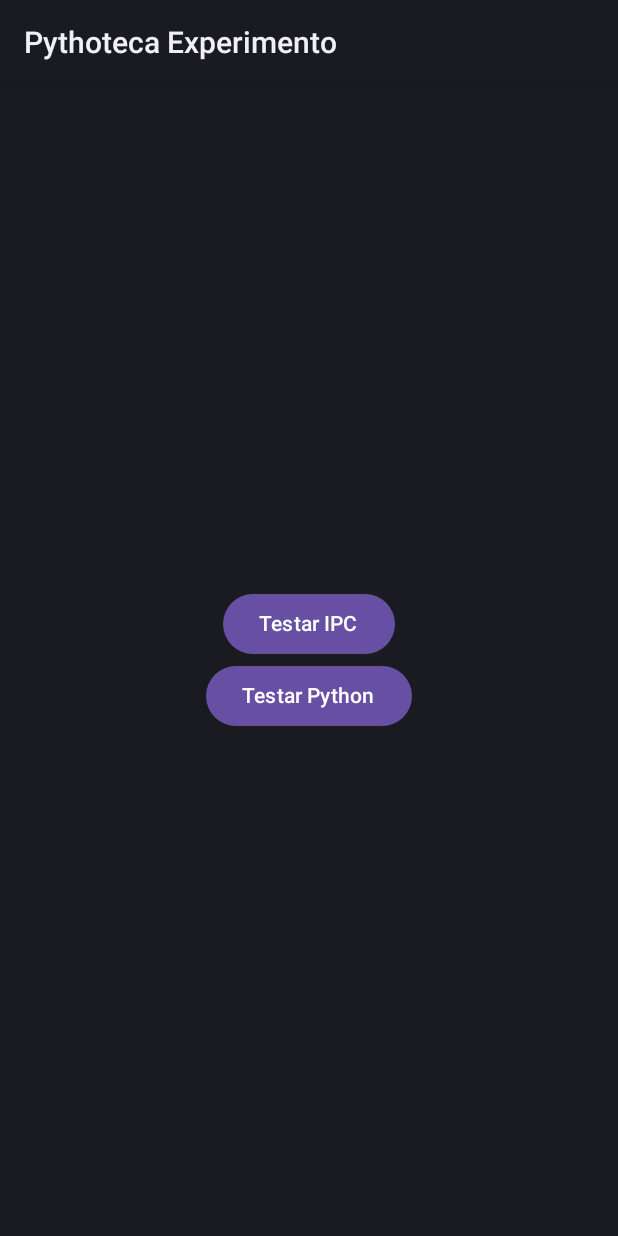
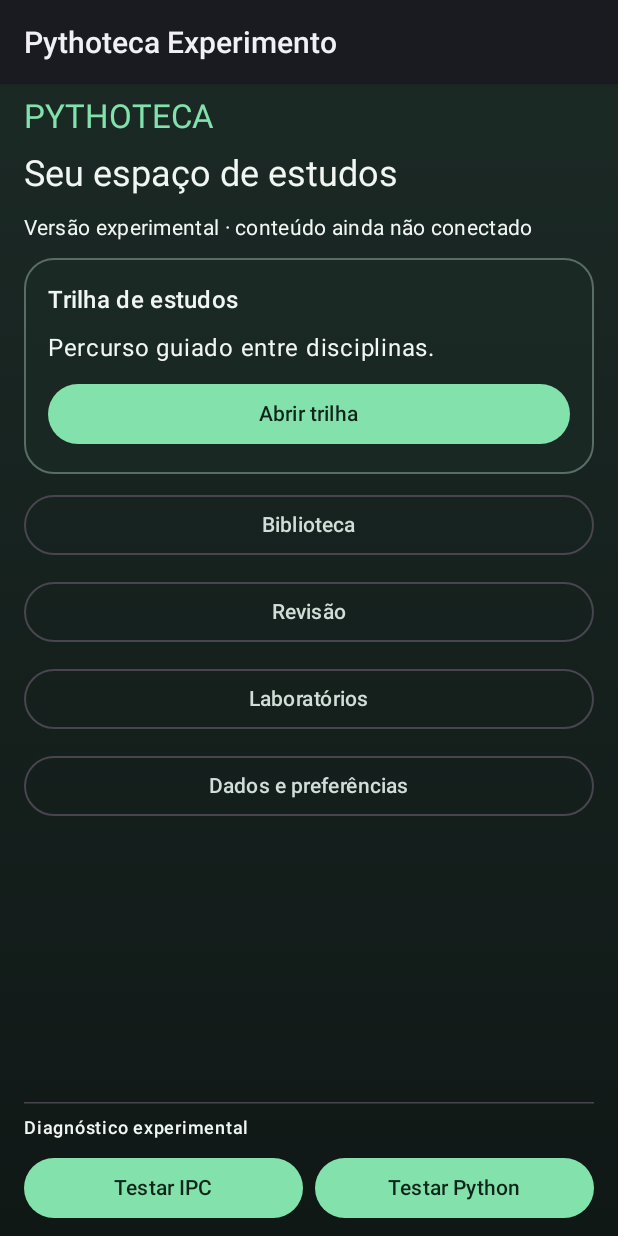
Before and after one commit to LadyRaquelSouza/Pythoteca-2, an Android app built with Jetpack Compose: the screen it shows after launch (MainActivity), on a phone screen of 412 x 824 dp. Run offline under Robolectric (Android 15) with nearby library versions, the phone set to English and light mode, and no system bars.

Commit message:
UI-001: base visual e navegação do leitor (#35)
* docs: define first study shell acceptance and visual tokens

* reader: implement study navigation and reusable visual theme

* reader: replace diagnostic-only screen with study shell

* test: verify study and discipline navigation before IPC smoke

* docs: record JS probe evidence and study shell checkpoint

* docs: record JS probe evidence and study shell checkpoint

```diff
--- a/reader/src/main/java/br/com/pythoteca/experimental/reader/MainActivity.kt
+++ b/reader/src/main/java/br/com/pythoteca/experimental/reader/MainActivity.kt
@@ -1,17 +1,9 @@
 package br.com.pythoteca.experimental.reader
 
 import android.os.Bundle
-import androidx.compose.runtime.mutableStateOf
-import androidx.compose.material3.Button
 import androidx.activity.ComponentActivity
 import androidx.activity.compose.setContent
-import androidx.compose.foundation.layout.Column
-import androidx.compose.foundation.layout.Box
-import androidx.compose.foundation.layout.fillMaxSize
-import androidx.compose.material3.MaterialTheme
-import androidx.compose.material3.Text
-import androidx.compose.ui.Alignment
-import androidx.compose.ui.Modifier
+import androidx.compose.runtime.mutableStateOf
 
 class MainActivity : ComponentActivity() {
     private val status = mutableStateOf("Testar IPC")
@@ -20,15 +12,6 @@ class MainActivity : ComponentActivity() {
     override fun onCreate(savedInstanceState: Bundle?) {
         super.onCreate(savedInstanceState)
         client = ProbeClient(this) { status.value = it }
-        setContent {
-            MaterialTheme {
-                Box(Modifier.fillMaxSize(), contentAlignment = Alignment.Center) {
-                    Column(horizontalAlignment = Alignment.CenterHorizontally) {
-                        Button(onClick = { client.start() }) { Text(status.value) }
-                        Button(onClick = { client.start(true) }) { Text("Testar Python") }
-                    }
-                }
-            }
-        }
+        setContent { StudyShell(status.value, { client.start() }, { client.start(true) }) }
     }
 }
--- /dev/null
+++ b/reader/src/main/java/br/com/pythoteca/experimental/reader/StudyShell.kt
@@ -0,0 +1,134 @@
+package br.com.pythoteca.experimental.reader
+
+import androidx.activity.compose.BackHandler
+import androidx.compose.foundation.background
+import androidx.compose.foundation.border
+import androidx.compose.foundation.layout.*
+import androidx.compose.foundation.rememberScrollState
+import androidx.compose.foundation.verticalScroll
+import androidx.compose.foundation.shape.RoundedCornerShape
+import androidx.compose.material3.*
+import androidx.compose.runtime.*
+import androidx.compose.runtime.saveable.rememberSaveable
+import androidx.compose.ui.Modifier
+import androidx.compose.ui.graphics.Brush
+import androidx.compose.ui.graphics.Color
+import androidx.compose.ui.unit.dp
+
+private val Night = darkColorScheme(
+    primary = Color(0xFF83E2AC), onPrimary = Color(0xFF10251A),
+    background = Color(0xFF101816), onBackground = Color(0xFFF1F6F3),
+    surface = Color(0xFF1B2925), onSurface = Color(0xFFF1F6F3),
+    surfaceVariant = Color(0xFF263832), onSurfaceVariant = Color(0xFFD1DED7),
+    outline = Color(0xFF8DA69A)
+)
+private val Day = lightColorScheme(
+    primary = Color(0xFF14663F), onPrimary = Color.White,
+    background = Color(0xFFF3F7F4), onBackground = Color(0xFF14251D),
+    surface = Color.White, onSurface = Color(0xFF14251D),
+    surfaceVariant = Color(0xFFE1ECE5), onSurfaceVariant = Color(0xFF31483B),
+    outline = Color(0xFF627B6C)
+)
+private enum class Destination(val label: String) {
+    HOME("Início"), TRAIL("Trilha de estudos"), LIBRARY("Biblioteca"),
+    REVIEW("Revisão"), LAB("Laboratórios"), DATA("Dados e preferências")
+}
+private val disciplines = listOf(
+    "Arquitetura de Computadores", "Lógica de Programação", "Java",
+    "Sistemas Operacionais", "Tecnologia da Informação", "Modelagem de Dados", "Python"
+)
+
+@Composable
+internal fun StudyShell(status: String, onPing: () -> Unit, onPython: () -> Unit) {
+    var screen by rememberSaveable { mutableStateOf(Destination.HOME.name) }
+    var dark by rememberSaveable { mutableStateOf(true) }
+    var discipline by rememberSaveable { mutableStateOf("") }
+    val destination = Destination.valueOf(screen)
+    fun go(to: Destination) { discipline = ""; screen = to.name }
+    BackHandler(destination != Destination.HOME) {
+        if (discipline.isNotEmpty()) discipline = "" else go(Destination.HOME)
+    }
+    MaterialTheme(colorScheme = if (dark) Night else Day) {
+        val colors = MaterialTheme.colorScheme
+        Surface(Modifier.fillMaxSize(), color = colors.background) {
+            Column(
+                Modifier.fillMaxSize().background(
+                    Brush.verticalGradient(listOf(colors.surface, colors.background))
+                ).safeDrawingPadding().padding(horizontal = 16.dp, vertical = 8.dp),
+                verticalArrangement = Arrangement.spacedBy(8.dp)
+            ) {
+                Text("PYTHOTECA", style = MaterialTheme.typography.titleLarge, color = colors.primary)
+                if (destination != Destination.HOME) {
+                    TextButton(onClick = {
+                        if (discipline.isNotEmpty()) discipline = "" else go(Destination.HOME)
+                    }) { Text(if (discipline.isNotEmpty()) "Voltar à biblioteca" else "Voltar ao início") }
+                }
+                key(screen, discipline) {
+                    Column(Modifier.weight(1f).fillMaxWidth().verticalScroll(rememberScrollState()),
+                        verticalArrangement = Arrangement.spacedBy(10.dp)) {
+                        when (destination) {
+                            Destination.HOME -> {
+                                Text("Seu espaço de estudos", style = MaterialTheme.typography.headlineSmall)
+                                Text("Versão experimental · conteúdo ainda não conectado",
+                                    style = MaterialTheme.typography.bodyMedium)
+                                StudyPanel {
+                                    Text("Trilha de estudos", style = MaterialTheme.typography.titleMedium)
+                                    Text("Percurso guiado entre disciplinas.")
+                                    Button(onClick = { go(Destination.TRAIL) }, modifier = Modifier.fillMaxWidth()) {
+                                        Text("Abrir trilha")
+                                    }
+                                }
+                                OutlinedButton(onClick = { go(Destination.LIBRARY) }, modifier = Modifier.fillMaxWidth()) { Text("Biblioteca") }
+                                OutlinedButton(onClick = { go(Destination.REVIEW) }, modifier = Modifier.fillMaxWidth()) { Text("Revisão") }
+                                OutlinedButton(onClick = { go(Destination.LAB) }, modifier = Modifier.fillMaxWidth()) { Text("Laboratórios") }
+                                OutlinedButton(onClick = { go(Destination.DATA) }, modifier = Modifier.fillMaxWidth()) { Text("Dados e preferências") }
+                            }
+                            Destination.LIBRARY -> {
+                                Text(if (discipline.isEmpty()) "Biblioteca por disciplina" else discipline,
+                                    style = MaterialTheme.typography.headlineSmall)
+                                Text("Catálogo ainda não conectado. Nenhuma aula disponível nesta versão.")
+                                if (discipline.isEmpty()) disciplines.forEach { name ->
+                                    OutlinedButton(onClick = { discipline = name }, modifier = Modifier.fillMaxWidth()) { Text(name) }
+                                }
+                            }
+                            Destination.TRAIL -> PendingPanel("Trilha de estudos", "O percurso será calculado a partir das aulas verificadas e do seu progresso. Nenhuma sessão disponível ainda.")
+                            Destination.REVIEW -> PendingPanel("Revisão", "As atividades de revisão serão disponibilizadas após a integração do catálogo e do progresso.")
+                            Destination.LAB -> PendingPanel("Laboratórios", "Os motores estão em validação. A execução de código do estudante ainda não está habilitada.")
+                            Destination.DATA -> {
+                                Text("Dados e preferências", style = MaterialTheme.typography.headlineSmall)
+                                StudyPanel {
+                                    Text(if (dark) "Tema escuro" else "Tema claro")
+                                    OutlinedButton(onClick = { dark = !dark }) { Text(if (dark) "Usar tema claro" else "Usar tema escuro") }
+                                    Text("Sem progresso ou dados de estudos armazenados nesta versão.")
+                                }
+                            }
+                        }
+                    }
+                }
+                if (destination == Destination.HOME) {
+                    HorizontalDivider()
+                    Text("Diagnóstico experimental", style = MaterialTheme.typography.labelMedium)
+                    Row(Modifier.fillMaxWidth(), horizontalArrangement = Arrangement.spacedBy(8.dp)) {
+                        Button(onClick = onPing, modifier = Modifier.weight(1f)) { Text(status) }
+                        Button(onClick = onPython, modifier = Modifier.weight(1f)) { Text("Testar Python") }
+                    }
+                }
+            }
+        }
+    }
+}
+
+@Composable
+private fun StudyPanel(content: @Composable ColumnScope.() -> Unit) {
+    val colors = MaterialTheme.colorScheme
+    val shape = RoundedCornerShape(20.dp)
+    Column(Modifier.fillMaxWidth().background(colors.surface.copy(alpha = .88f), shape)
+        .border(1.dp, colors.outline.copy(alpha = .55f), shape).padding(16.dp),
+        verticalArrangement = Arrangement.spacedBy(8.dp), content = content)
+}
+
+@Composable
+private fun PendingPanel(title: String, description: String) {
+    Text(title, style = MaterialTheme.typography.headlineSmall)
+    StudyPanel { Text(description) }
+}
```
Also changed, not shown: 4 other files.
